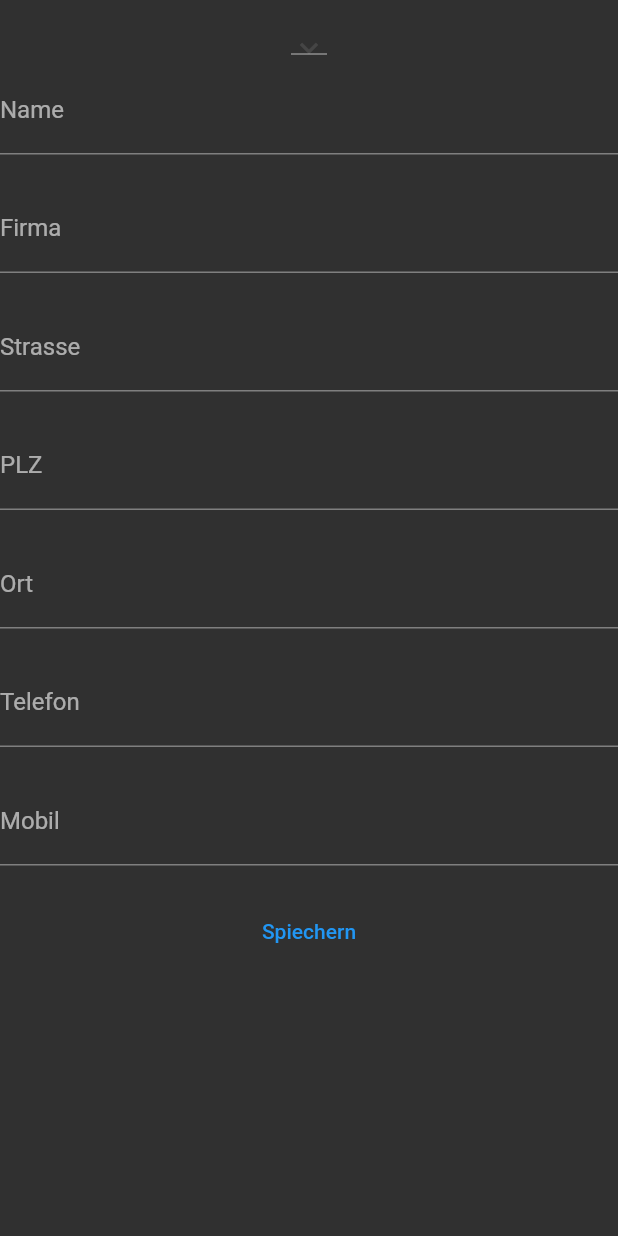
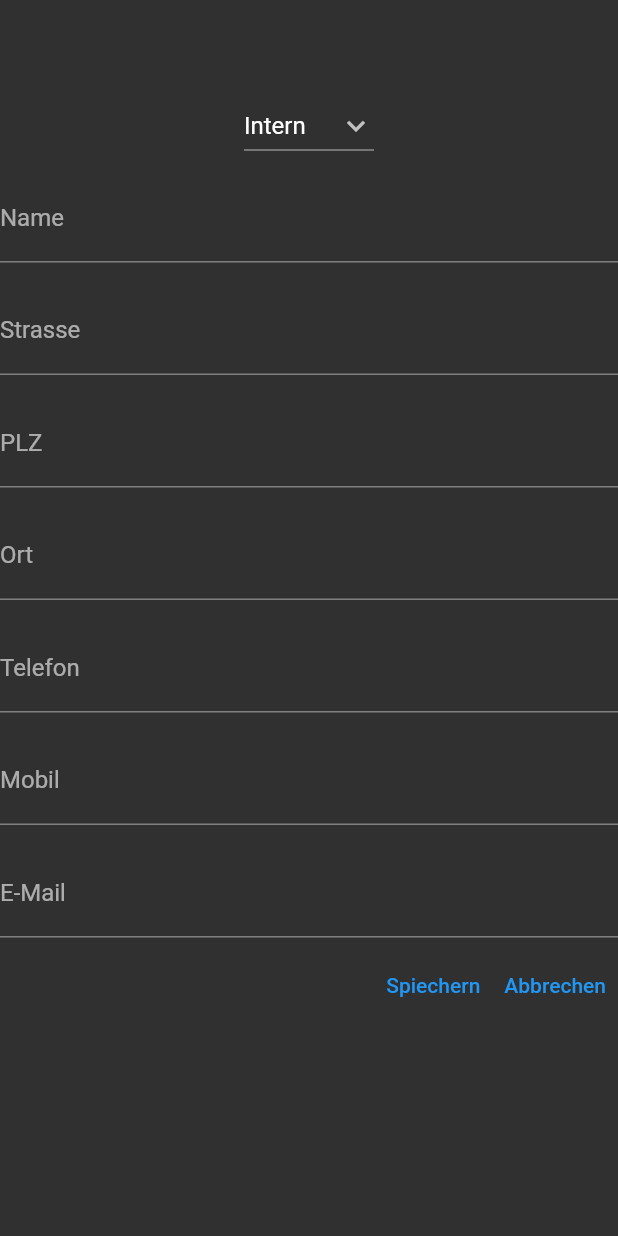
Before and after one commit to besimsherifi/kika_storen, a Flutter app: the KontaktenScreen screen opened by its route, after a tap on an icon or button, on a phone screen of 412 x 824 dp. Run offline on Flutter 3.47's test engine with Material 2 defaults, Android fonts, the light colour scheme and no system bars; our stand-ins replace firebase_auth, firebase_core, google_fonts, iconsax; accounts and stored records are empty; network calls fail.

Commit message:
commit:Screens(Contacts) *UI changes

```diff
--- a/lib/main.dart
+++ b/lib/main.dart
@@ -2,6 +2,7 @@ import 'package:firebase_auth/firebase_auth.dart';
 import 'package:firebase_core/firebase_core.dart';
 import 'package:flutter/material.dart';
 import 'package:kika_storen/providers/timer_provider.dart';
+import 'package:kika_storen/screens/Contacts/add_contact_screen.dart';
 import 'package:kika_storen/screens/aufgaben_screen.dart';
 import 'package:kika_storen/screens/auth_screen.dart';
 import 'package:kika_storen/screens/formularen_screen.dart';
@@ -61,14 +62,16 @@ class _MyAppState extends State<MyApp> {
         theme: lightTheme,
         darkTheme: darkTheme,
         themeMode: currentTheme.currentTheme(),
-        home: AuthenticationWrapper(),
+        home: const AuthenticationWrapper(),
         routes: {
-          ZeiterfassungScreen.routeName: (context) => ZeiterfassungScreen(),
-          TermineScreen.routeName: (context) => TermineScreen(),
-          AufgabenScreen.routeName: (context) => AufgabenScreen(),
-          ProjektenScreen.routeName: (context) => ProjektenScreen(),
-          KontaktenScreen.routeName: (context) => KontaktenScreen(),
-          FormularenScreen.routeName: (context) => FormularenScreen(),
+          ZeiterfassungScreen.routeName: (context) =>
+              const ZeiterfassungScreen(),
+          TermineScreen.routeName: (context) => const TermineScreen(),
+          AufgabenScreen.routeName: (context) => const AufgabenScreen(),
+          ProjektenScreen.routeName: (context) => const ProjektenScreen(),
+          KontaktenScreen.routeName: (context) => const KontaktenScreen(),
+          FormularenScreen.routeName: (context) => const FormularenScreen(),
+          AddContactScreen.routeName: (context) => const AddContactScreen(),
         },
       ),
     );
@@ -76,12 +79,14 @@ class _MyAppState extends State<MyApp> {
 }
 
 class AuthenticationWrapper extends StatelessWidget {
+  const AuthenticationWrapper({Key? key}) : super(key: key);
+
   @override
   Widget build(BuildContext context) {
     final firebaseUser = context.watch<User?>();
     if (firebaseUser != null) {
       return MainScreen();
     }
-    return AuthScreen();
+    return const AuthScreen();
   }
 }
--- /dev/null
+++ b/lib/screens/Contacts/add_contact_screen.dart
@@ -0,0 +1,78 @@
+import 'package:flutter/material.dart';
+
+import '../../utils/helper_widgets.dart';
+
+class AddContactScreen extends StatefulWidget {
+  const AddContactScreen({Key? key}) : super(key: key);
+
+  static const routeName = '/Add-contact-screen';
+
+  @override
+  State<AddContactScreen> createState() => _AddContactScreenState();
+}
+
+class _AddContactScreenState extends State<AddContactScreen> {
+  List<DropdownMenuItem<String>> get dropdownItems {
+    List<DropdownMenuItem<String>> menuItems = [
+      const DropdownMenuItem(value: "Intern", child: Text("Intern")),
+      const DropdownMenuItem(value: "Extern", child: Text("Extern")),
+      const DropdownMenuItem(value: "Lieferant", child: Text("Lieferant")),
+      const DropdownMenuItem(value: "Kunden", child: Text("Kunden")),
+    ];
+    return menuItems;
+  }
+
+  String selectedValue = 'Intern';
+  @override
+  Widget build(BuildContext context) {
+    return Scaffold(
+      body: SingleChildScrollView(
+        child: Column(
+          children: [
+            addVerticalSpace(60),
+            DropdownButton(
+              value: selectedValue,
+              icon: const Icon(Icons.keyboard_arrow_down),
+              items: dropdownItems,
+              onChanged: (String? newValue) {
+                setState(() {
+                  selectedValue = newValue!;
+                });
+              },
+            ),
+            contactInputs('Name'),
+            if (selectedValue != "Intern") contactInputs('Firma'),
+            if (selectedValue == "Lieferant")
+              contactInputs('Lieferanten-Nummer'),
+            if (selectedValue == "Lieferant")
+              contactInputs('Unsere Kunden-Nummer'),
+            if (selectedValue == "Kunden") contactInputs('Kunden-Nummer'),
+            contactInputs('Strasse'),
+            contactInputs('PLZ'),
+            contactInputs('Ort'),
+            contactInputs('Telefon'),
+            contactInputs('Mobil'),
+            contactInputs('E-Mail'),
+            Row(
+              mainAxisAlignment: MainAxisAlignment.end,
+              children: [
+                TextButton(
+                  onPressed: () {
+                    Navigator.pop(context);
+                  },
+                  child: const Text('Spiechern'),
+                ),
+                TextButton(
+                  onPressed: () {
+                    Navigator.pop(context);
+                  },
+                  child: const Text('Abbrechen'),
+                )
+              ],
+            )
+          ],
+        ),
+      ),
+    );
+  }
+}
--- a/lib/screens/Contacts/contacts_list_screen.dart
+++ b/lib/screens/Contacts/contacts_list_screen.dart
@@ -12,3 +12,5 @@ class ContactsListScreen extends StatelessWidget {
     );
   }
 }
+
+//TODO shajfe pse duhet tkiesh ene kontakten screen po ene kontaken list
--- a/lib/screens/Contacts/kontakten_screen.dart
+++ b/lib/screens/Contacts/kontakten_screen.dart
@@ -1,13 +1,19 @@
 import 'package:flutter/material.dart';
 import 'package:iconsax/iconsax.dart';
+import 'package:kika_storen/screens/Contacts/add_contact_screen.dart';
 import 'package:kika_storen/screens/Contacts/contacts_list_screen.dart';
 import 'package:kika_storen/utils/helper_widgets.dart';
 
-class KontaktenScreen extends StatelessWidget {
+class KontaktenScreen extends StatefulWidget {
   const KontaktenScreen({Key? key}) : super(key: key);
 
   static const routeName = '/Kontakte-screen';
 
+  @override
+  State<KontaktenScreen> createState() => _KontaktenScreenState();
+}
+
+class _KontaktenScreenState extends State<KontaktenScreen> {
   @override
   Widget build(BuildContext context) {
     return Scaffold(
@@ -35,83 +41,11 @@ class KontaktenScreen extends StatelessWidget {
         ),
         floatingActionButton: FloatingActionButton(
           onPressed: () {
-              showModalBottomSheet(
-                  isScrollControlled: true,
-                  context: context,
-                  builder: (_) {
-                    return Column(
-                      children: [
-                        addVerticalSpace(20),
-                        DropdownButton(
-                          // Initial Value
-                          value: 0,
-
-                          // Down Arrow Icon
-                          icon: const Icon(Icons.keyboard_arrow_down),
-
-                          // Array list of items
-                          items: [],
-
-                          onChanged: null,
-                        ),
-                        TextFormField(
-                          decoration: const InputDecoration(
-                            border: UnderlineInputBorder(),
-                            labelText: 'Name',
-                          ),
-                        ),
-                        addVerticalSpace(20),
-                        TextFormField(
-                          decoration: const InputDecoration(
-                            border: UnderlineInputBorder(),
-                            labelText: 'Firma',
-                          ),
-                        ),
-                        addVerticalSpace(20),
-                        TextFormField(
-                          decoration: const InputDecoration(
-                            border: UnderlineInputBorder(),
-                            labelText: 'Strasse',
-                          ),
-                        ),
-                        addVerticalSpace(20),
-                        TextFormField(
-                          decoration: const InputDecoration(
-                            border: UnderlineInputBorder(),
-                            labelText: 'PLZ',
-                          ),
-                        ),
-                        addVerticalSpace(20),
-                        TextFormField(
-                          decoration: const InputDecoration(
-                            border: UnderlineInputBorder(),
-                            labelText: 'Ort',
-                          ),
-                        ),
-                        addVerticalSpace(20),
-                        TextFormField(
-                          decoration: const InputDecoration(
-                            border: UnderlineInputBorder(),
-                            labelText: 'Telefon',
-                          ),
-                        ),
-                        addVerticalSpace(20),
-                        TextFormField(
-                          decoration: const InputDecoration(
-                            border: UnderlineInputBorder(),
-                            labelText: 'Mobil',
-                          ),
-                        ),
-                        addVerticalSpace(20),
-                        TextButton(onPressed: () {}, child: Text('Spiechern'))
-                      ],
-                    );
-                  });
+            Navigator.of(context).pushNamed(AddContactScreen.routeName);
           },
           child: const Icon(Iconsax.add),
         ),
       ),
-      ),
-    );
+    ));
   }
 }
--- a/lib/utils/helper_widgets.dart
+++ b/lib/utils/helper_widgets.dart
@@ -11,3 +11,15 @@ Widget addHorizontalSpace(double width) {
     width: width,
   );
 }
+
+Widget contactInputs(String name) {
+  return Padding(
+    padding: const EdgeInsets.symmetric(vertical: 8.0),
+    child: TextFormField(
+      decoration: InputDecoration(
+        border: const UnderlineInputBorder(),
+        labelText: name,
+      ),
+    ),
+  );
+}
```
Also changed, not shown: 1 other file. Lines whose indentation alone changed are shown as unchanged.
